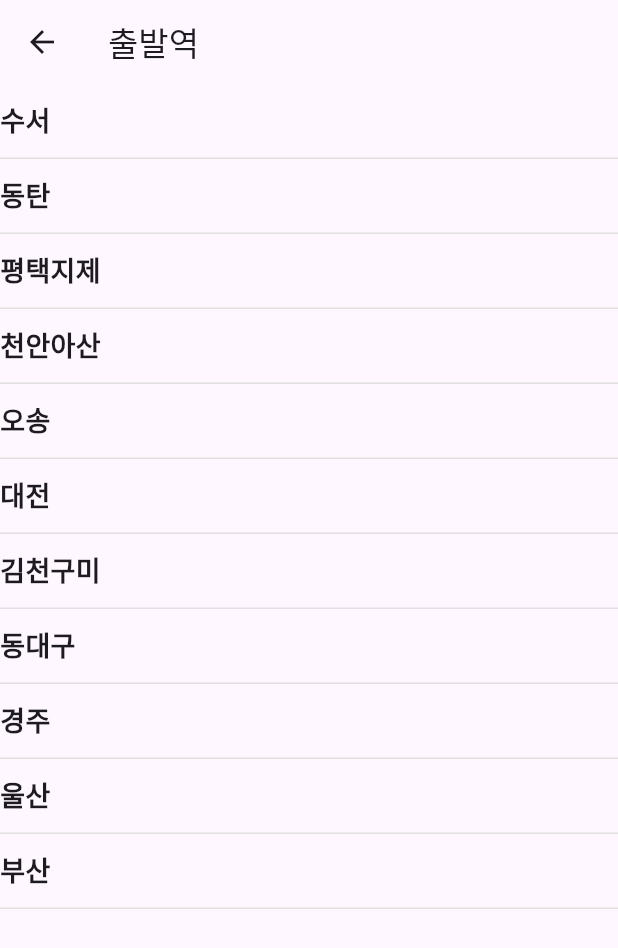
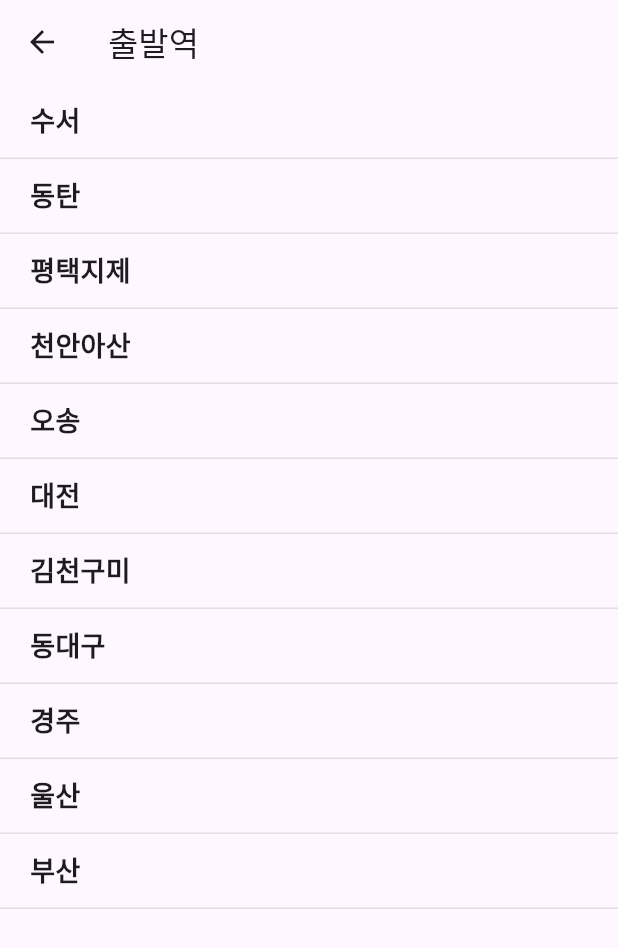
Before and after one commit to ilsong963/flutter_train_app, a Flutter app: the screen it shows after launch, after a tap on "선택", on a phone screen of 412 x 824 dp. Shown: the top 948 px of the screen. Run offline on Flutter 3.47's test engine with Material 3 defaults, Android fonts, the phone set to English and light mode, and no system bars.

Commit message:
chore: 역 리스트 패딩 추가

```diff
--- a/lib/page/statin_list/station_list_page.dart
+++ b/lib/page/statin_list/station_list_page.dart
@@ -47,9 +47,15 @@ class StationListPage extends StatelessWidget {
                     ),
                   ),
                   alignment: Alignment.centerLeft,
-                  child: Text(
-                    station,
-                    style: TextStyle(fontSize: 18, fontWeight: FontWeight.bold),
+                  child: Padding(
+                    padding: EdgeInsets.only(left: 20),
+                    child: Text(
+                      station,
+                      style: TextStyle(
+                        fontSize: 18,
+                        fontWeight: FontWeight.bold,
+                      ),
+                    ),
                   ),
                 ),
               );
```
